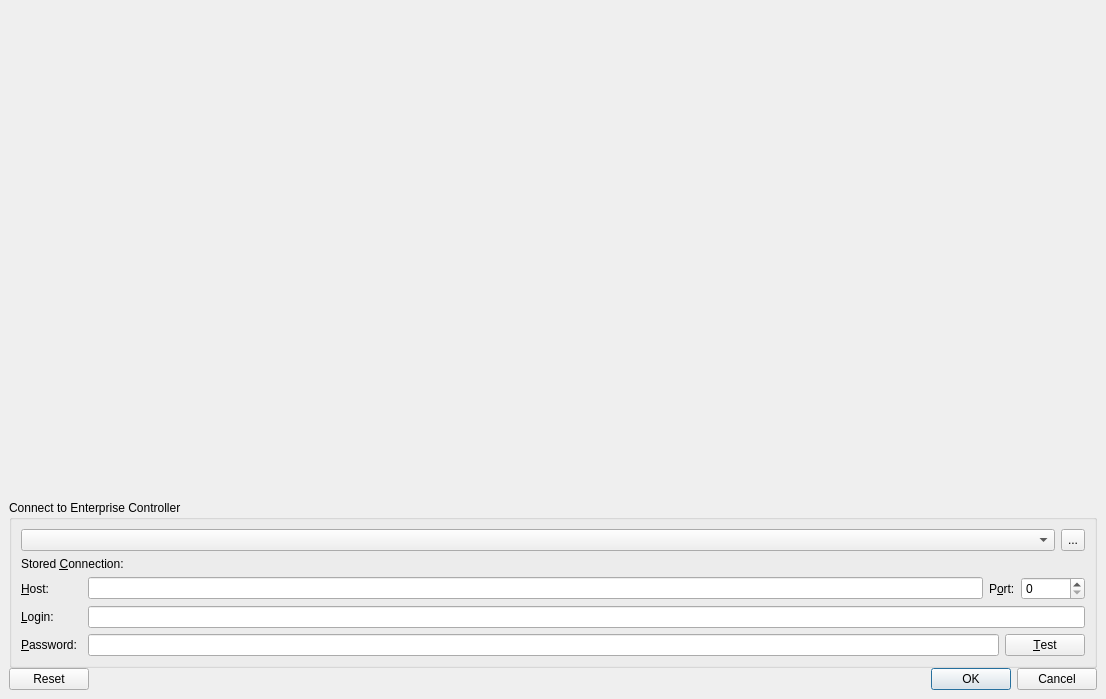
This is client/src/ui/dialogs/login_dialog.ui in networkoptix/nx_open as Qt 5 draws it before an edit. The edited form follows.
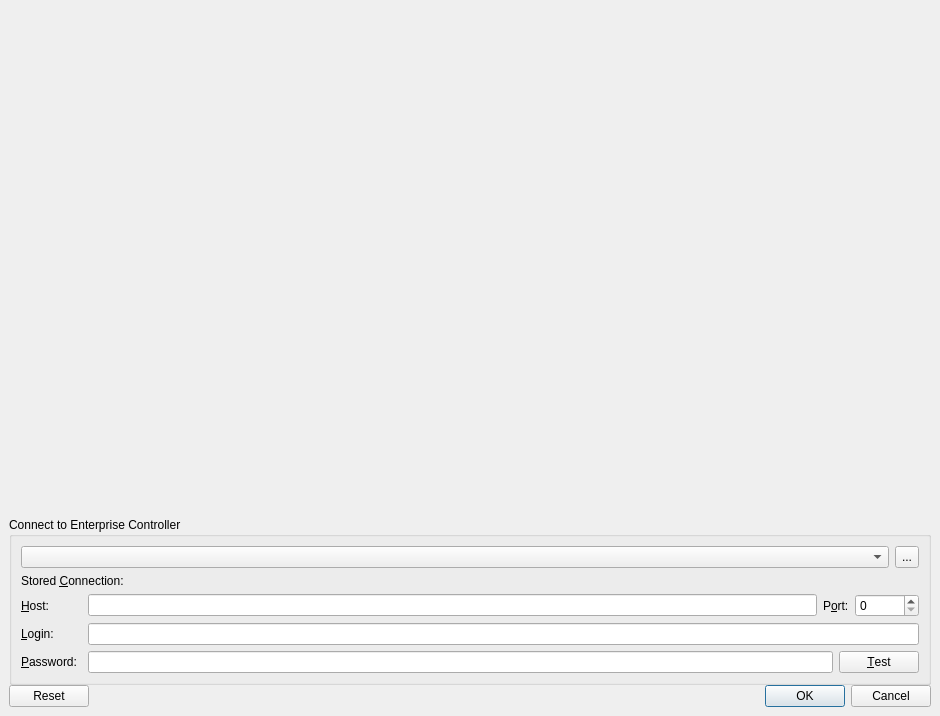
This is the edited form.

Commit message:
login form branding: remove video spacing
<==== Mercurial data ====>
Branch: master

Patch:
```diff
--- a/client/src/ui/dialogs/login_dialog.ui
+++ b/client/src/ui/dialogs/login_dialog.ui
@@ -6,8 +6,8 @@
    <rect>
     <x>0</x>
     <y>0</y>
-    <width>1106</width>
-    <height>699</height>
+    <width>940</width>
+    <height>716</height>
    </rect>
   </property>
   <property name="windowTitle">
```
The commit also changes 1 other file.
